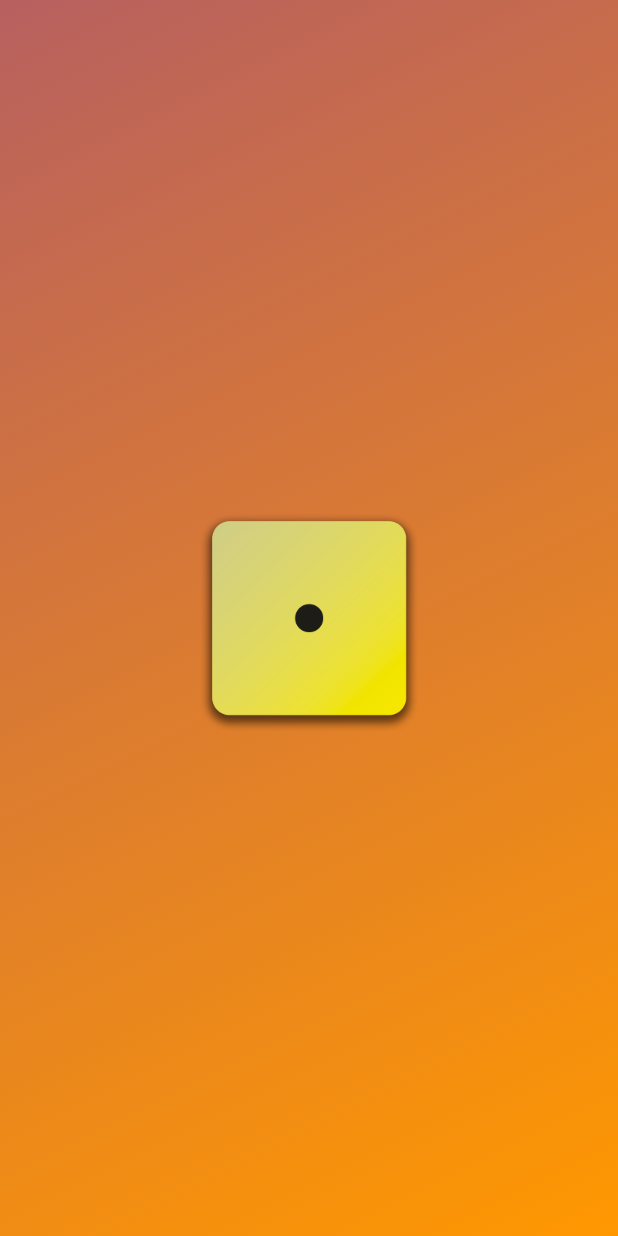
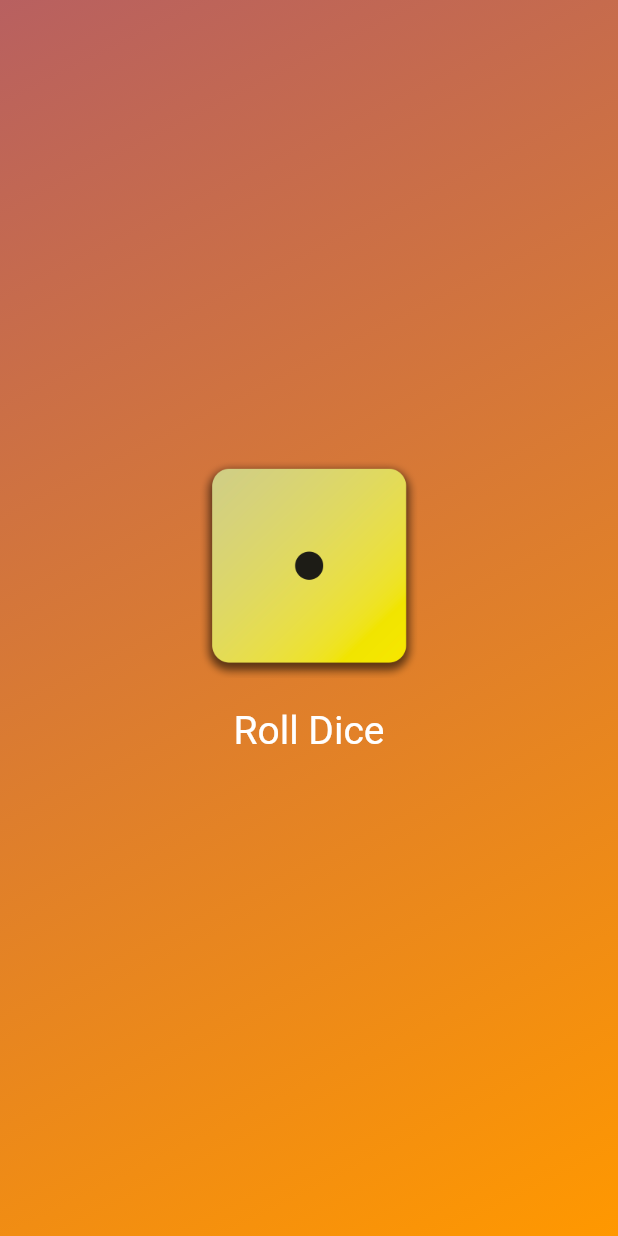
Before and after one commit to Ahmad-Samandar/dice-app, a Flutter app: the screen it shows after launch, on a phone screen of 412 x 824 dp. Run offline on Flutter 3.47's test engine with Material 3 defaults, Android fonts, the phone set to English and light mode, and no system bars.

Commit message:
Final dice application

```diff
--- /dev/null
+++ b/lib/dice_roller.dart
@@ -0,0 +1,44 @@
+import 'dart:math';
+
+import 'package:flutter/material.dart';
+
+final randomizer = Random();
+
+class DiceRoller extends StatefulWidget {
+  const DiceRoller({super.key});
+
+  @override
+  State<DiceRoller> createState() {
+    return _DiceRollerState();
+  }
+}
+
+class _DiceRollerState extends State<DiceRoller> {
+  var currentDiceRoll = 1;
+
+  void rollDice() {
+    setState(() {
+      currentDiceRoll = randomizer.nextInt(6) + 1; // between 1 <> 6
+    });
+  }
+
+  @override
+  Widget build(context) {
+    return Column(
+      mainAxisSize: MainAxisSize.min,
+      children: [
+        Image.asset(
+          'assets/images/dice-$currentDiceRoll.png',
+          width: 150,
+        ),
+        TextButton(
+            onPressed: rollDice,
+            style: TextButton.styleFrom(
+                padding: const EdgeInsets.all(20),
+                foregroundColor: Colors.white,
+                textStyle: const TextStyle(fontSize: 26)),
+            child: const Text('Roll Dice'))
+      ],
+    );
+  }
+}
--- a/lib/gradient_container.dart
+++ b/lib/gradient_container.dart
@@ -1,3 +1,4 @@
+import 'package:first_app/dice_roller.dart';
 import 'package:flutter/material.dart';
 
 class GradientContainer extends StatelessWidget {
@@ -15,11 +16,8 @@ class GradientContainer extends StatelessWidget {
         begin: Alignment.topLeft,
         end: Alignment.bottomRight,
       )),
-      child: Center(
-        child: Image.asset(
-          'assets/images/dice-1.png',
-          width: 150,
-        ),
+      child: const Center(
+        child: DiceRoller(),
       ),
     );
   }
```
